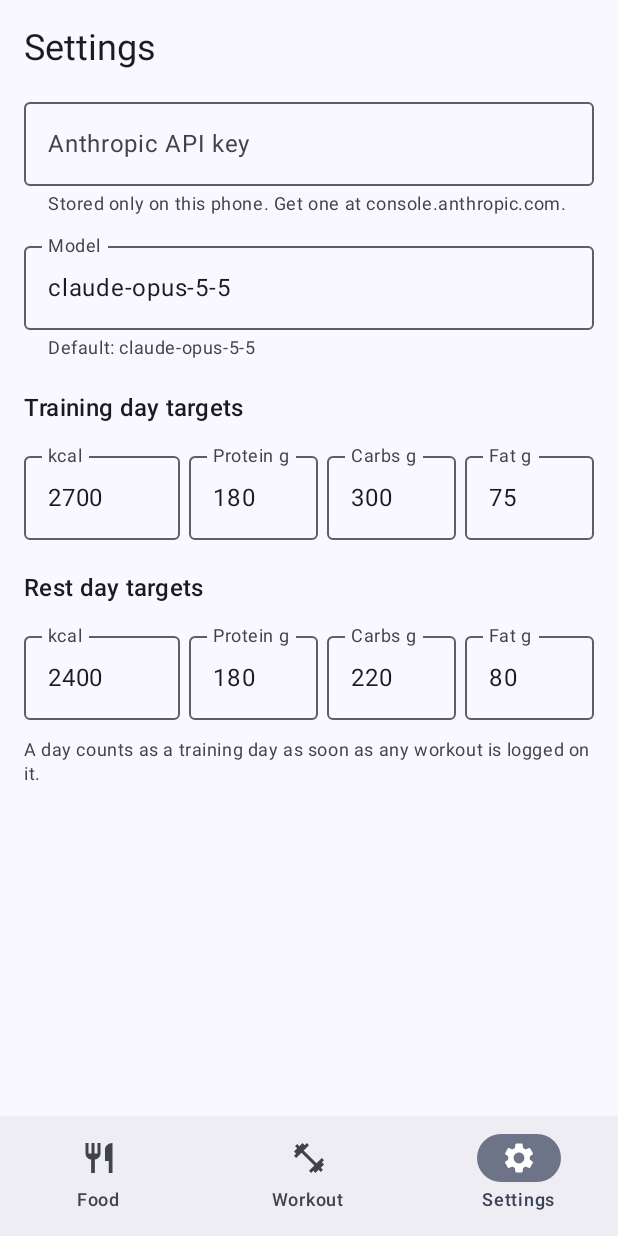
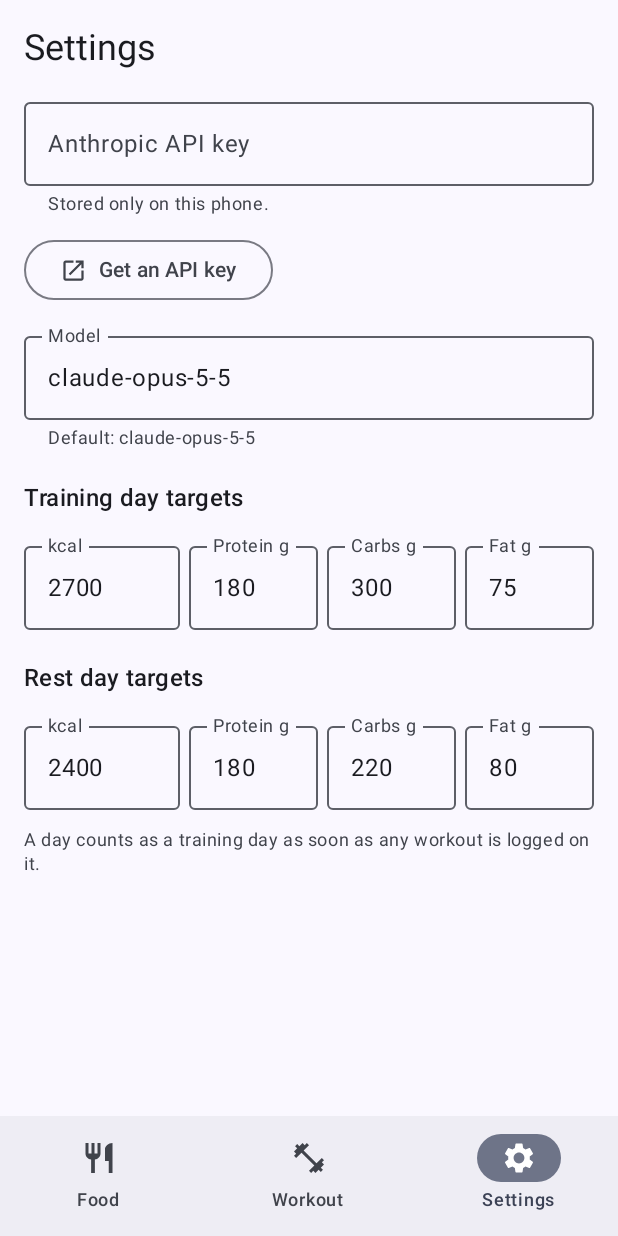
Before and after one commit to palatown/macroman, an Android app built with Jetpack Compose: the screen it shows after launch (MainActivity), on a phone screen of 412 x 824 dp. Run offline under Robolectric (Android 15) with nearby library versions, the phone set to English and light mode, and no system bars; our stand-ins replace Room's generated code; libraries missing offline, so code that uses them is left out: com.anthropic.client, com.anthropic.core, com.anthropic.models.

Commit message:
Settings: button to open the Console API keys page
Co-Authored-By: Claude Opus 5.5 <noreply@anthropic.com>

```diff
--- a/app/src/main/java/com/dirkraft/macroman/ui/SettingsScreen.kt
+++ b/app/src/main/java/com/dirkraft/macroman/ui/SettingsScreen.kt
@@ -5,6 +5,12 @@ import androidx.compose.foundation.layout.Column
 import androidx.compose.foundation.layout.Row
 import androidx.compose.foundation.layout.fillMaxWidth
 import androidx.compose.foundation.layout.padding
+import androidx.compose.foundation.layout.size
+import androidx.compose.material.icons.Icons
+import androidx.compose.material.icons.automirrored.filled.OpenInNew
+import androidx.compose.material3.Icon
+import androidx.compose.material3.OutlinedButton
+import androidx.compose.ui.platform.LocalUriHandler
 import androidx.compose.foundation.rememberScrollState
 import androidx.compose.foundation.text.KeyboardOptions
 import androidx.compose.foundation.verticalScroll
@@ -19,6 +25,8 @@ import androidx.compose.ui.unit.dp
 import com.dirkraft.macroman.data.Settings
 import com.dirkraft.macroman.data.Targets
 
+private const val CONSOLE_KEYS_URL = "https://console.anthropic.com/settings/keys"
+
 @Composable
 fun SettingsScreen(settings: Settings, modifier: Modifier) {
     Column(
@@ -31,11 +39,16 @@ fun SettingsScreen(settings: Settings, modifier: Modifier) {
             value = settings.apiKey,
             onValueChange = { settings.apiKey = it.trim() },
             label = { Text("Anthropic API key") },
-            supportingText = { Text("Stored only on this phone. Get one at console.anthropic.com.") },
+            supportingText = { Text("Stored only on this phone.") },
             visualTransformation = PasswordVisualTransformation(),
             singleLine = true,
             modifier = Modifier.fillMaxWidth(),
         )
+        val uriHandler = LocalUriHandler.current
+        OutlinedButton(onClick = { uriHandler.openUri(CONSOLE_KEYS_URL) }) {
+            Icon(Icons.AutoMirrored.Filled.OpenInNew, null, Modifier.size(18.dp))
+            Text("Get an API key", Modifier.padding(start = 8.dp))
+        }
         OutlinedTextField(
             value = settings.model,
             onValueChange = { settings.model = it.trim() },
```
